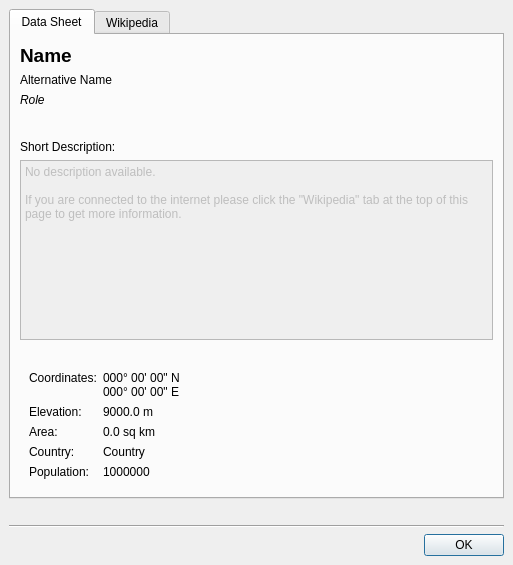
First picture: the form in src/lib/PlaceMarkInfoDialog.ui, repository KDE/marble, before the edit.
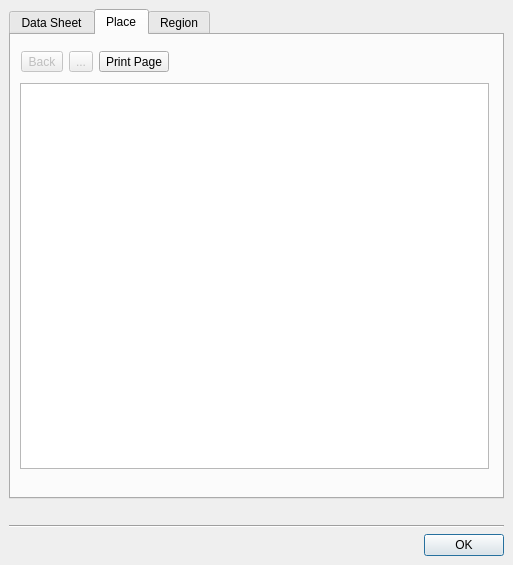
Second picture: the form after the edit. The open tabs and pages were chosen to show the change. Icons and pictures are not drawn. Custom widgets are drawn as their Qt base class.

Commit message: commiting old wikipedia integration backlog.This will divide wikipedia into region and place tab , place is supposed to have wikipedia page of that place and region is supposed to have wikipedia articles in area from radius of 60 kms.

```diff
--- a/src/lib/PlaceMarkInfoDialog.ui
+++ b/src/lib/PlaceMarkInfoDialog.ui
@@ -34,6 +34,14 @@
       <number>0</number>
      </property>
      <widget class="QWidget" name="tab" >
+      <property name="geometry" >
+       <rect>
+        <x>0</x>
+        <y>0</y>
+        <width>487</width>
+        <height>443</height>
+       </rect>
+      </property>
       <attribute name="title" >
        <string>Data Sheet</string>
       </attribute>
@@ -43,19 +51,7 @@
          <property name="leftMargin" >
           <number>0</number>
          </property>
-         <property name="topMargin" >
-          <number>0</number>
-         </property>
-         <property name="rightMargin" >
-          <number>0</number>
-         </property>
-         <property name="bottomMargin" >
-          <number>0</number>
-         </property>
-         <property name="horizontalSpacing" >
-          <number>6</number>
-         </property>
-         <property name="verticalSpacing" >
+         <property name="spacing" >
           <number>6</number>
          </property>
          <item row="0" column="0" >
@@ -168,7 +164,8 @@
           <string>Description field</string>
          </property>
          <property name="html" >
-          <string>&lt;html>&lt;head>&lt;meta name="qrichtext" content="1" />&lt;style type="text/css">
+          <string>&lt;!DOCTYPE HTML PUBLIC "-//W3C//DTD HTML 4.0//EN" "http://www.w3.org/TR/REC-html40/strict.dtd">
+&lt;html>&lt;head>&lt;meta name="qrichtext" content="1" />&lt;style type="text/css">
 p, li { white-space: pre-wrap; }
 &lt;/style>&lt;/head>&lt;body style=" font-family:'Sans Serif'; font-size:10pt; font-weight:400; font-style:normal;">
 &lt;p style=" margin-top:0px; margin-bottom:0px; margin-left:0px; margin-right:0px; -qt-block-indent:0; text-indent:0px; font-size:9pt;">No description available.&lt;/p>
@@ -357,9 +354,116 @@
        </item>
       </layout>
      </widget>
+     <widget class="QWidget" name="tab_3" >
+      <attribute name="title" >
+       <string>Place</string>
+      </attribute>
+      <attribute name="icon" >
+       <iconset resource="../marble.qrc" >
+        <normaloff>:/icons/wikipedia.png</normaloff>:/icons/wikipedia.png</iconset>
+      </attribute>
+      <widget class="TinyWebBrowser" name="m_pWikipediaBrowser_2" >
+       <property name="geometry" >
+        <rect>
+         <x>9</x>
+         <y>48</y>
+         <width>469</width>
+         <height>386</height>
+        </rect>
+       </property>
+      </widget>
+      <widget class="QWidget" name="layoutWidget" >
+       <property name="geometry" >
+        <rect>
+         <x>10</x>
+         <y>10</y>
+         <width>488</width>
+         <height>33</height>
+        </rect>
+       </property>
+       <layout class="QHBoxLayout" name="_3" >
+        <property name="spacing" >
+         <number>6</number>
+        </property>
+        <property name="margin" >
+         <number>0</number>
+        </property>
+        <item>
+         <widget class="QToolButton" name="m_pBackButton_3" >
+          <property name="enabled" >
+           <bool>false</bool>
+          </property>
+          <property name="toolTip" >
+           <string>Back</string>
+          </property>
+          <property name="whatsThis" >
+           <string>Move backwards one step in the browsing history.</string>
+          </property>
+          <property name="text" >
+           <string>Back</string>
+          </property>
+          <property name="icon" >
+           <iconset>
+            <normaloff>../../../../../../../../.designer/backup</normaloff>../../../../../../../../.designer/backup</iconset>
+          </property>
+          <property name="toolButtonStyle" >
+           <enum>Qt::ToolButtonTextBesideIcon</enum>
+          </property>
+         </widget>
+        </item>
+        <item>
+         <widget class="QToolButton" name="m_pForwardButton_3" >
+          <property name="enabled" >
+           <bool>false</bool>
+          </property>
+          <property name="toolTip" >
+           <string>Forward</string>
+          </property>
+          <property name="whatsThis" >
+           <string>Move forward one step in the browsing history.</string>
+          </property>
+          <property name="text" >
+           <string>...</string>
+          </property>
+          <property name="icon" >
+           <iconset>
+            <normaloff>../../../../../../../../.designer/backup</normaloff>../../../../../../../../.designer/backup</iconset>
+          </property>
+         </widget>
+        </item>
+        <item>
+         <widget class="QToolButton" name="m_pPrintButton_3" >
+          <property name="text" >
+           <string>Print Page</string>
+          </property>
+          <property name="icon" >
+           <iconset resource="../marble.qrc" >
+            <normaloff>:/icons/document-print.png</normaloff>:/icons/document-print.png</iconset>
+          </property>
+          <property name="toolButtonStyle" >
+           <enum>Qt::ToolButtonTextBesideIcon</enum>
+          </property>
+         </widget>
+        </item>
+        <item>
+         <spacer>
+          <property name="orientation" >
+           <enum>Qt::Horizontal</enum>
+          </property>
+          <property name="sizeHint" stdset="0" >
+           <size>
+            <width>281</width>
+            <height>31</height>
+           </size>
+          </property>
+         </spacer>
+        </item>
+       </layout>
+      </widget>
+     </widget>
      <widget class="QWidget" name="tab_2" >
       <attribute name="title" >
-       <string>Wikipedia</string>
+       <string>Region</string>
       </attribute>
       <attribute name="icon" >
        <iconset resource="../marble.qrc" >:/icons/wikipedia.png</iconset>
```
Left out of the diff: 69 changed lines with no effect on the pictures. The commit also changes 6 other files.
